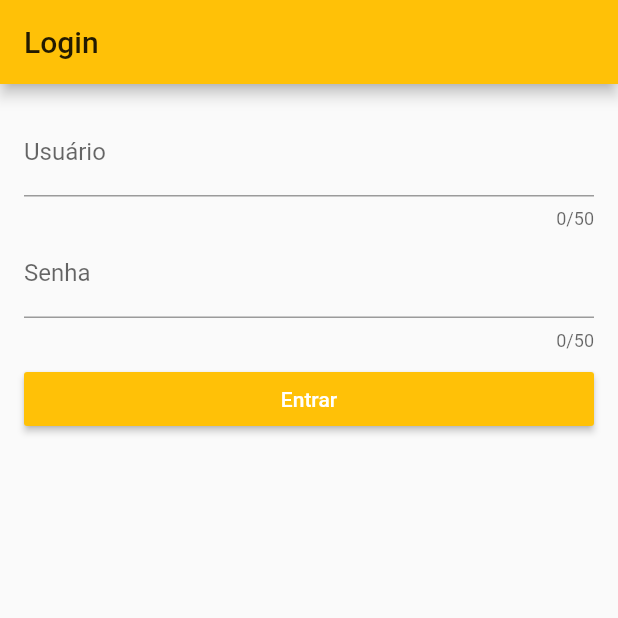
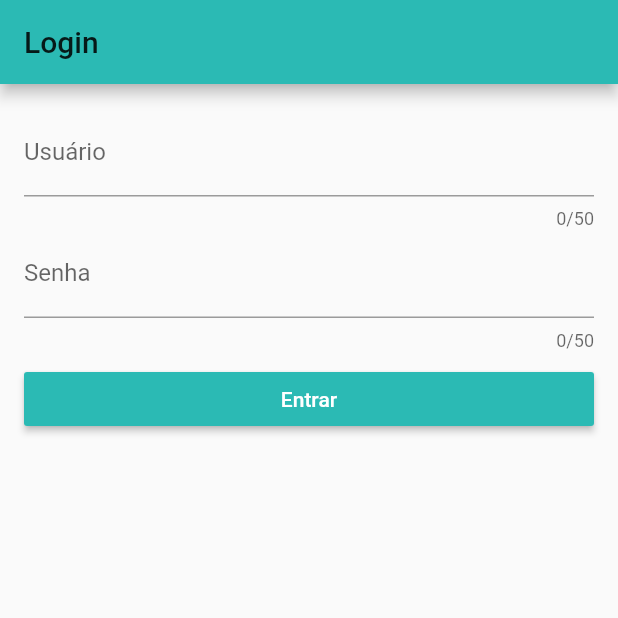
Before and after one commit to gaspring/zadmissao2, a Flutter app: the screen it shows after launch, on a phone screen of 412 x 824 dp, the top half of it. Run offline on Flutter 3.47's test engine with Material 2 defaults, Android fonts, the phone set to English and light mode, and no system bars; our stand-ins replace camera, image_picker, shared_preferences; missing offline and left inert: masked_text; statements that could not run were skipped.

Commit message:
cor e app icon novos

```diff
--- a/lib/main.dart
+++ b/lib/main.dart
@@ -13,7 +13,7 @@ class MyApp extends StatelessWidget {
       debugShowCheckedModeBanner: false,
       title: 'Bem vindo Gestor',
       theme: new ThemeData(
-        primarySwatch: Colors.amber,
+        primaryColor: new Color.fromRGBO(43, 186, 180, 1.0),
       ),
       home: new SplashScreenView(),
       routes: <String, WidgetBuilder>{
--- a/lib/views/adicionar-dependente-view.dart
+++ b/lib/views/adicionar-dependente-view.dart
@@ -121,7 +121,7 @@ class _AdicionarDependenteViewState extends State<AdicionarDependenteView> {
     return Container(
       padding: const EdgeInsets.all(4.0),
       child: new RaisedButton(
-        color: Colors.amber,
+        color: new Color.fromRGBO(43, 186, 180, 1.0),
         onPressed: _submit,
         child: new Text(
           "Adicionar",
--- a/lib/views/cadastro-preliminar-inicial.dart
+++ b/lib/views/cadastro-preliminar-inicial.dart
@@ -69,7 +69,7 @@ class _CadastroPreliminarInicialState
     return new Container(
         padding: const EdgeInsets.all(4.0),
         child: new RaisedButton(
-          color: Colors.amber,
+          color: new Color.fromRGBO(43, 186, 180, 1.0),
           onPressed: _onButtonAvancarPress,
           child: new Text(
             "Avançar",
--- a/lib/views/cadastro-preliminar.dart
+++ b/lib/views/cadastro-preliminar.dart
@@ -173,7 +173,7 @@ class _CadastroPreliminarState extends State<CadastroPreliminarView> {
                         new Expanded(
                             child: new RaisedButton(
                                 child: new Text("Limpar"),
-                                color: Colors.amber,
+                                color: new Color.fromRGBO(43, 186, 180, 1.0),
                                 onPressed: () {
                                   setState(() {
                                     _vagasFiltro = _vagas;
@@ -183,7 +183,7 @@ class _CadastroPreliminarState extends State<CadastroPreliminarView> {
                         new Expanded(
                             child: new RaisedButton(
                                 child: new Text("Pesquisar"),
-                                color: Colors.amber,
+                                color: new Color.fromRGBO(43, 186, 180, 1.0),
                                 onPressed: () {
                                   var codigoVaga =
                                       textEditingControllerVaga.text;
--- a/lib/views/camera-view.dart
+++ b/lib/views/camera-view.dart
@@ -61,14 +61,14 @@ class _CameraViewState extends State<CameraView> {
                         child: new Text("Foto",
                             style: const TextStyle(
                                 color: Colors.white, fontSize: 22.0)),
-                        color: Colors.amber,
+                        color: new Color.fromRGBO(43, 186, 180, 1.0),
                         onPressed: _takePicture,
                       ),
                       new RaisedButton(
                         child: new Text("Galeria de imagens",
                             style: const TextStyle(
                                 color: Colors.white, fontSize: 22.0)),
-                        color: Colors.amber,
+                        color: new Color.fromRGBO(43, 186, 180, 1.0),
                         onPressed: _openGallery,
                       ),
                     ],
--- a/lib/views/confirmar-foto-view.dart
+++ b/lib/views/confirmar-foto-view.dart
@@ -48,7 +48,7 @@ class _ConfirmarFotoState extends State<ConfirmarFotoView> {
             child: new Container(
                 width: 370.0,
                 child: new RaisedButton(
-                  color: Colors.amber,
+                  color: new Color.fromRGBO(43, 186, 180, 1.0),
                   onPressed: _onPress,
                   child: new Text("Confirmar"),
                 )),
--- a/lib/views/login-view.dart
+++ b/lib/views/login-view.dart
@@ -59,7 +59,7 @@ class _LoginViewState extends State<LoginView> {
       child: RaisedButton(
         child: new Text("Entrar", style: new TextStyle(color: Colors.white)),
         onPressed: _buttonLoginClick,
-        color: Colors.amber,
+        color: new Color.fromRGBO(43, 186, 180, 1.0),
       ),
     );
   }
--- a/lib/views/splash-screen-view.dart
+++ b/lib/views/splash-screen-view.dart
@@ -27,7 +27,7 @@ class _SplashScreenState extends State<SplashScreenView> {
   @override
   Widget build(BuildContext context) {
     return new Container(
-      color: Colors.amber,
+      color: new Color.fromRGBO(43, 186, 180, 1.0),
       child: new Column(
         mainAxisAlignment: MainAxisAlignment.center,
         crossAxisAlignment: CrossAxisAlignment.center,
--- a/pubspec.yaml
+++ b/pubspec.yaml
@@ -24,7 +24,7 @@ dev_dependencies:
   flutter_launcher_icons: "^0.5.2"
 
 flutter_icons:
-  image_path: "assets/icons/logo.png"
+  image_path: "assets/icons/logo2.png"
   android: true
   ios: true
 
```
Also changed, not shown: assets/icons/logo.png (deleted), assets/icons/logo2.png (added), 21 other files.
